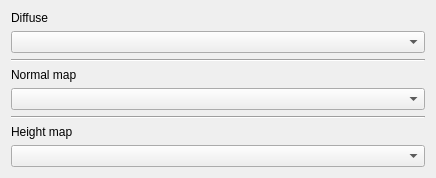
Before: the Qt Designer form SuSto-Engine-QT/materialrenderer.ui in SimonStoyanov/SuSto-Engine-QT, drawn with Qt 5.
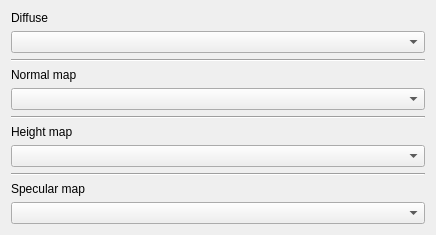
After: the same form once the commit is applied.

```diff
--- a/SuSto-Engine-QT/materialrenderer.ui
+++ b/SuSto-Engine-QT/materialrenderer.ui
@@ -7,7 +7,7 @@
     <x>0</x>
     <y>0</y>
     <width>436</width>
-    <height>175</height>
+    <height>229</height>
    </rect>
   </property>
   <property name="windowTitle">
@@ -66,6 +66,23 @@
    <item>
     <widget class="QComboBox" name="HeightCombo"/>
    </item>
+   <item>
+    <widget class="Line" name="line_3">
+     <property name="orientation">
+      <enum>Qt::Horizontal</enum>
+     </property>
+    </widget>
+   </item>
+   <item>
+    <widget class="QLabel" name="label_4">
+     <property name="text">
+      <string>Specular map</string>
+     </property>
+    </widget>
+   </item>
+   <item>
+    <widget class="QComboBox" name="SpecularCombo"/>
+   </item>
    <item>
     <spacer name="verticalSpacer">
      <property name="orientation">
```
